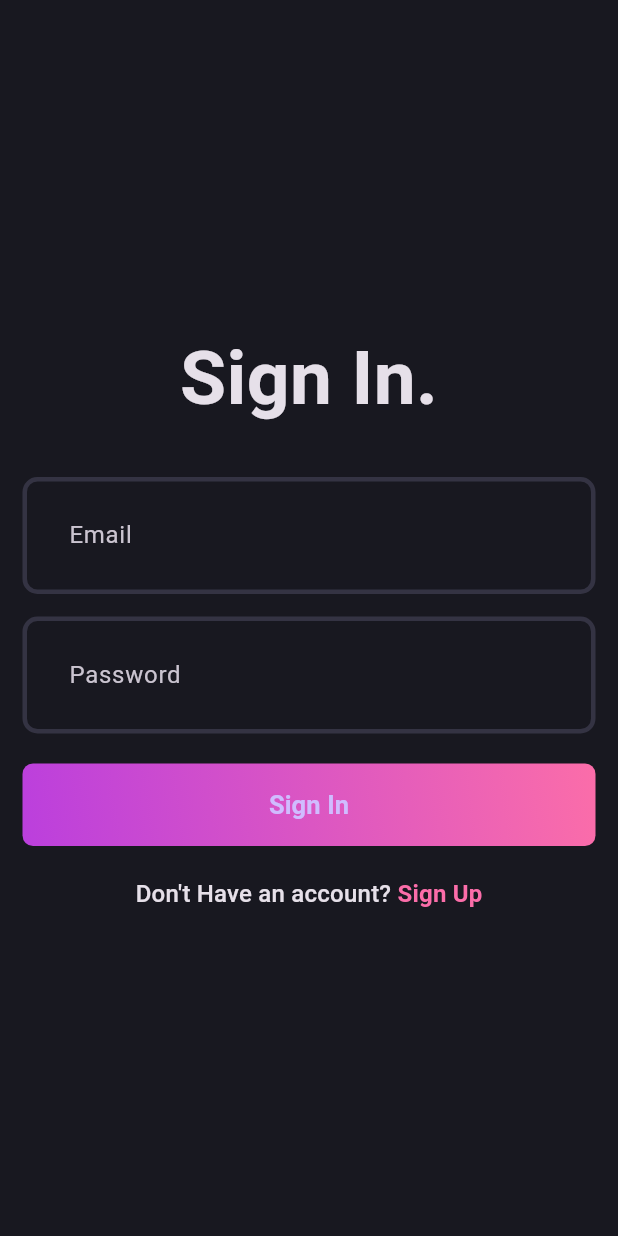
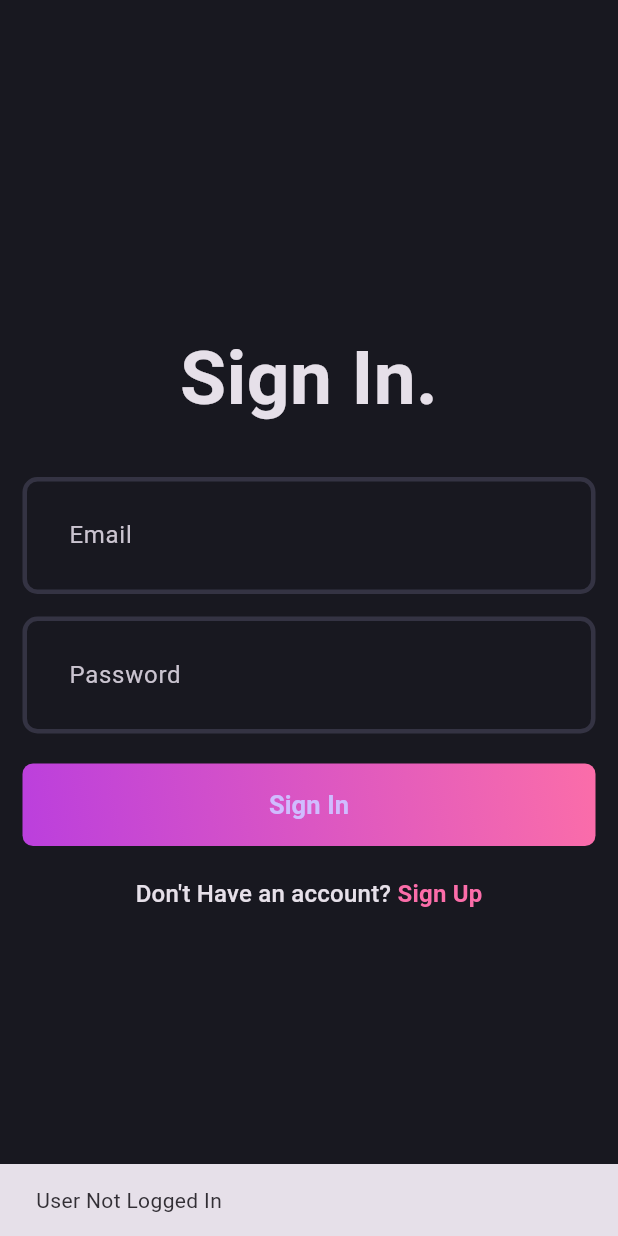
Before and after one commit to amankumarsingh3658/BlogBreeze, a Flutter app: the first screen one second after launch, on a phone screen of 412 x 824 dp. Run offline on Flutter 3.47's test engine with Material 3 defaults, Android fonts, the phone set to English and light mode, and no system bars; our stand-ins replace flutter_bloc, fpdart, get_it, supabase_flutter; accounts and stored records are empty.

Commit message:
Auth Complete

```diff
--- /dev/null
+++ b/lib/core/common/cubits/app_user/app_user_cubit.dart
@@ -0,0 +1,17 @@
+import 'package:blog_app/core/common/entities/user.dart';
+import 'package:flutter/material.dart';
+import 'package:flutter_bloc/flutter_bloc.dart';
+
+part 'app_user_state.dart';
+
+class AppUserCubit extends Cubit<AppUserState> {
+  AppUserCubit() : super(AppUserInitial());
+
+  void updateUser(User? user) {
+    if (user == null) {
+      emit(AppUserInitial());
+    } else {
+      emit(AppUserLoggedIn(user));
+    }
+  }
+}
--- /dev/null
+++ b/lib/core/common/cubits/app_user/app_user_state.dart
@@ -0,0 +1,11 @@
+part of 'app_user_cubit.dart';
+
+@immutable
+sealed class AppUserState {}
+
+final class AppUserInitial extends AppUserState {}
+
+final class AppUserLoggedIn extends AppUserState {
+  final User user;
+  AppUserLoggedIn(this.user);
+}
--- a/lib/core/common/widgets/loader.dart
+++ b/lib/core/common/widgets/loader.dart
@@ -5,7 +5,7 @@ class Loader extends StatelessWidget {
 
   @override
   Widget build(BuildContext context) {
-    return Center(
+    return const Center(
       child: CircularProgressIndicator.adaptive(),
     );
   }
--- a/lib/core/usecase/usecase.dart
+++ b/lib/core/usecase/usecase.dart
@@ -4,3 +4,6 @@ import 'package:fpdart/fpdart.dart';
 abstract interface class Usecase<SuccessType, Params> {
   Future<Either<Failure,SuccessType>> call(Params params);
 }
+class NoParams {
+
+}
--- a/lib/features/auth/data/models/user_model.dart
+++ b/lib/features/auth/data/models/user_model.dart
@@ -1,4 +1,4 @@
-import 'package:blog_app/features/auth/domain/entities/user.dart';
+import 'package:blog_app/core/common/entities/user.dart';
 
 class UserModel extends User {
   UserModel({
--- a/lib/features/auth/data/repositories/auth_repository_impl.dart
+++ b/lib/features/auth/data/repositories/auth_repository_impl.dart
@@ -2,16 +2,32 @@ import 'package:blog_app/core/error/exceptions.dart';
 import 'package:blog_app/core/error/failures.dart';
 import 'package:blog_app/features/auth/data/datasources/auth_remote_data_source.dart';
 import 'package:blog_app/features/auth/domain/Repository/auth_repository.dart';
-import 'package:blog_app/features/auth/domain/entities/user.dart';
+import 'package:blog_app/core/common/entities/user.dart';
 import 'package:fpdart/fpdart.dart';
 import 'package:supabase_flutter/supabase_flutter.dart' as sb;
 
 class AuthRepositoryImpl implements AuthRepository {
   final AuthRemoteDataSource remoteDataSource;
   AuthRepositoryImpl(this.remoteDataSource);
+
   @override
-  Future<Either<Failure, User>> loginWithEmailAndPassword(
-      {required String email, required String password}) async {
+  Future<Either<Failure, User>> currentUser() async {
+    try {
+      final user = await remoteDataSource.getCurrentUserData();
+      if (user == null) {
+        return left(Failure('User Not Logged In'));
+      }
+      return right(user);
+    } on ServerException catch (e) {
+      return left(Failure(e.message));
+    }
+  }
+
+  @override
+  Future<Either<Failure, User>> loginWithEmailAndPassword({
+    required String email,
+    required String password,
+  }) async {
     return _getUser(() async => await remoteDataSource
         .loginWithEmailAndPassword(email: email, password: password));
   }
@@ -36,8 +52,7 @@ class AuthRepositoryImpl implements AuthRepository {
       return right(user);
     } on sb.AuthException catch (e) {
       return left(Failure(e.toString()));
-    }
-    on ServerException catch (e) {
+    } on ServerException catch (e) {
       return left(Failure(e.message));
     }
   }
--- a/lib/features/auth/domain/Repository/auth_repository.dart
+++ b/lib/features/auth/domain/Repository/auth_repository.dart
@@ -1,5 +1,5 @@
 import 'package:blog_app/core/error/failures.dart';
-import 'package:blog_app/features/auth/domain/entities/user.dart';
+import 'package:blog_app/core/common/entities/user.dart';
 import 'package:fpdart/fpdart.dart';
 
 abstract interface class AuthRepository {
@@ -13,4 +13,6 @@ abstract interface class AuthRepository {
     required String email,
     required String password
   });
+
+  Future<Either<Failure,User>> currentUser();
 }
--- /dev/null
+++ b/lib/features/auth/domain/usecases/current_user.dart
@@ -0,0 +1,14 @@
+import 'package:blog_app/core/error/failures.dart';
+import 'package:blog_app/core/usecase/usecase.dart';
+import 'package:blog_app/features/auth/domain/Repository/auth_repository.dart';
+import 'package:blog_app/core/common/entities/user.dart';
+import 'package:fpdart/fpdart.dart';
+
+class CurrentUser implements Usecase<User, NoParams> {
+  final AuthRepository authRepository;
+  CurrentUser(this.authRepository);
+  @override
+  Future<Either<Failure, User>> call(NoParams params) async {
+    return await authRepository.currentUser();
+  }
+}
--- a/lib/features/auth/domain/usecases/user_login.dart
+++ b/lib/features/auth/domain/usecases/user_login.dart
@@ -1,7 +1,7 @@
 import 'package:blog_app/core/error/failures.dart';
 import 'package:blog_app/core/usecase/usecase.dart';
 import 'package:blog_app/features/auth/domain/Repository/auth_repository.dart';
-import 'package:blog_app/features/auth/domain/entities/user.dart';
+import 'package:blog_app/core/common/entities/user.dart';
 import 'package:fpdart/fpdart.dart';
 
 
--- a/lib/features/auth/domain/usecases/user_sign_up.dart
+++ b/lib/features/auth/domain/usecases/user_sign_up.dart
@@ -1,7 +1,7 @@
 import 'package:blog_app/core/error/failures.dart';
 import 'package:blog_app/core/usecase/usecase.dart';
 import 'package:blog_app/features/auth/domain/Repository/auth_repository.dart';
-import 'package:blog_app/features/auth/domain/entities/user.dart';
+import 'package:blog_app/core/common/entities/user.dart';
 import 'package:fpdart/fpdart.dart';
 
 class UserSignUp implements Usecase<User, UserSignUpParams> {
--- a/lib/features/auth/presentation/bloc/auth_bloc.dart
+++ b/lib/features/auth/presentation/bloc/auth_bloc.dart
@@ -1,4 +1,8 @@
-import 'package:blog_app/features/auth/domain/entities/user.dart';
+import 'package:blog_app/core/common/cubits/app_user/app_user_cubit.dart';
+import 'package:blog_app/core/error/failures.dart';
+import 'package:blog_app/core/usecase/usecase.dart';
+import 'package:blog_app/core/common/entities/user.dart';
+import 'package:blog_app/features/auth/domain/usecases/current_user.dart';
 import 'package:blog_app/features/auth/domain/usecases/user_login.dart';
 import 'package:blog_app/features/auth/domain/usecases/user_sign_up.dart';
 import 'package:flutter/material.dart';
@@ -10,16 +14,25 @@ part 'auth_state.dart';
 class AuthBloc extends Bloc<AuthEvent, AuthState> {
   final UserSignUp _userSignUp;
   final UserLogin _userLogin;
-  AuthBloc({required UserSignUp userSignUp, required UserLogin userLogin})
-      : _userSignUp = userSignUp,
+  final CurrentUser _currentUser;
+  final AppUserCubit _appUserCubit;
+  AuthBloc({
+    required UserSignUp userSignUp,
+    required UserLogin userLogin,
+    required CurrentUser currentuser,
+    required AppUserCubit appUserCubit,
+  })  : _userSignUp = userSignUp,
         _userLogin = userLogin,
+        _currentUser = currentuser,
+        _appUserCubit = appUserCubit,
         super(AuthInitial()) {
+    on<AuthEvent>((_, emit) => emit(AuthLoading()));
     on<AuthSignUp>(_onAuthSignUp);
     on<AuthLogin>(_onAuthLogin);
+    on<AuthIsUserLoggedIn>(_isUserLoggedIn);
   }
 
   void _onAuthSignUp(AuthSignUp event, Emitter<AuthState> emit) async {
-    emit(AuthLoading());
     final res = await _userSignUp(UserSignUpParams(
       name: event.name,
       email: event.email,
@@ -27,15 +40,28 @@ class AuthBloc extends Bloc<AuthEvent, AuthState> {
     ));
     res.fold(
       (failure) => emit(AuthFailure(failure.message)),
-      (user) => emit(AuthSuccess(user)),
+      (user) => _emitAuthSuccess(user, emit),
     );
   }
 
   void _onAuthLogin(AuthLogin event, Emitter<AuthState> emit) async {
-    emit(AuthLoading());
     final res = await _userLogin(
         UserLoginParams(email: event.email, password: event.password));
+    res.fold(
+      (failure) => emit(AuthFailure(failure.message)),
+      (user) => _emitAuthSuccess(user, emit),
+    );
+  }
+
+  void _isUserLoggedIn(
+      AuthIsUserLoggedIn event, Emitter<AuthState> emit) async {
+    final res = await _currentUser(NoParams());
     res.fold((failure) => emit(AuthFailure(failure.message)),
-        (user) => emit(AuthSuccess(user)));
+        (user) => _emitAuthSuccess(user, emit));
+  }
+
+  void _emitAuthSuccess(User user, Emitter<AuthState> emit) {
+    _appUserCubit.updateUser(user);
+    emit(AuthSuccess(user));
   }
 }
--- a/lib/features/auth/presentation/bloc/auth_event.dart
+++ b/lib/features/auth/presentation/bloc/auth_event.dart
@@ -21,3 +21,6 @@ final class AuthLogin extends AuthEvent {
 
   AuthLogin({required this.email, required this.password});
 }
+
+
+final class AuthIsUserLoggedIn extends AuthEvent{}
--- a/lib/features/auth/presentation/pages/login_page.dart
+++ b/lib/features/auth/presentation/pages/login_page.dart
@@ -45,7 +45,7 @@ class _LoginPageState extends State<LoginPage> {
           },
           builder: (context, state) {
             if (state is AuthLoading) {
-              return Loader();
+              return const Loader();
             }
             return Form(
               key: formKey,
--- a/lib/features/auth/presentation/pages/signup_page.dart
+++ b/lib/features/auth/presentation/pages/signup_page.dart
@@ -48,7 +48,7 @@ class _SignUpPageState extends State<SignUpPage> {
           },
           builder: (context, state) {
             if (state is AuthLoading) {
-              return Loader();
+              return const Loader();
             }
             return Form(
               key: formKey,
--- a/lib/main.dart
+++ b/lib/main.dart
@@ -1,3 +1,4 @@
+import 'package:blog_app/core/common/cubits/app_user/app_user_cubit.dart';
 import 'package:blog_app/core/theme/theme.dart';
 import 'package:blog_app/features/auth/presentation/bloc/auth_bloc.dart';
 import 'package:blog_app/features/auth/presentation/pages/login_page.dart';
@@ -10,11 +11,24 @@ void main() async {
   await initDependencies();
   runApp(MultiBlocProvider(providers: [
     BlocProvider(create: (_) => serviceLocator<AuthBloc>()),
+    BlocProvider(create: (_) => serviceLocator<AppUserCubit>()),
   ], child: const MyApp()));
 }
 
-class MyApp extends StatelessWidget {
+class MyApp extends StatefulWidget {
   const MyApp({super.key});
+
+  @override
+  State<MyApp> createState() => _MyAppState();
+}
+
+class _MyAppState extends State<MyApp> {
+  @override
+  void initState() {
+    // TODO: implement initState
+    super.initState();
+    context.read<AuthBloc>().add(AuthIsUserLoggedIn());
+  }
 
   @override
   Widget build(BuildContext context) {
@@ -22,7 +36,21 @@ class MyApp extends StatelessWidget {
       debugShowCheckedModeBanner: false,
       title: 'Blog App',
       theme: AppTheme.darkThemeMode,
-      home: const LoginPage(),
+      home: BlocSelector<AppUserCubit, AppUserState, bool>(
+        selector: (state) {
+          return state is AppUserLoggedIn;
+        },
+        builder: (context, state) {
+          if (state) {
+            return Scaffold(
+              body: Center(
+                child: Text("Logged In"),
+              ),
+            );
+          }
+          return const LoginPage();
+        },
+      ),
     );
   }
 }
```
Also changed, not shown: lib/features/auth/data/datasources/auth_remote_data_source.dart (+23 -1 lines), lib/init_dependencies.dart (+17 -8 lines), lib/core/common/entities/user.dart (renamed from lib/features/auth/domain/entities/user.dart).
